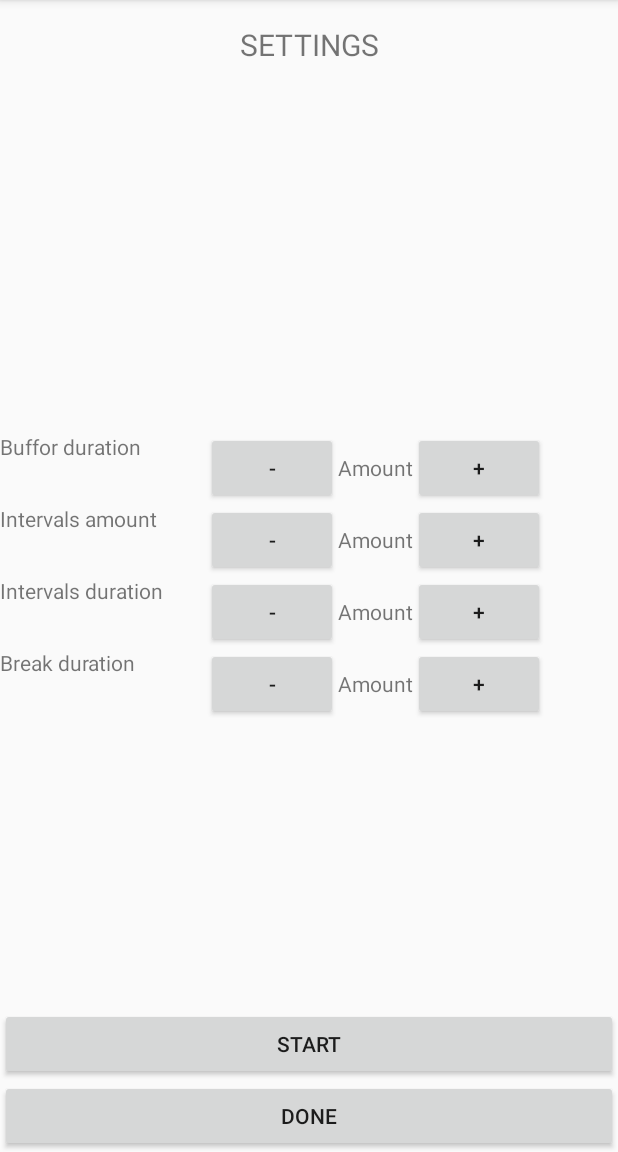
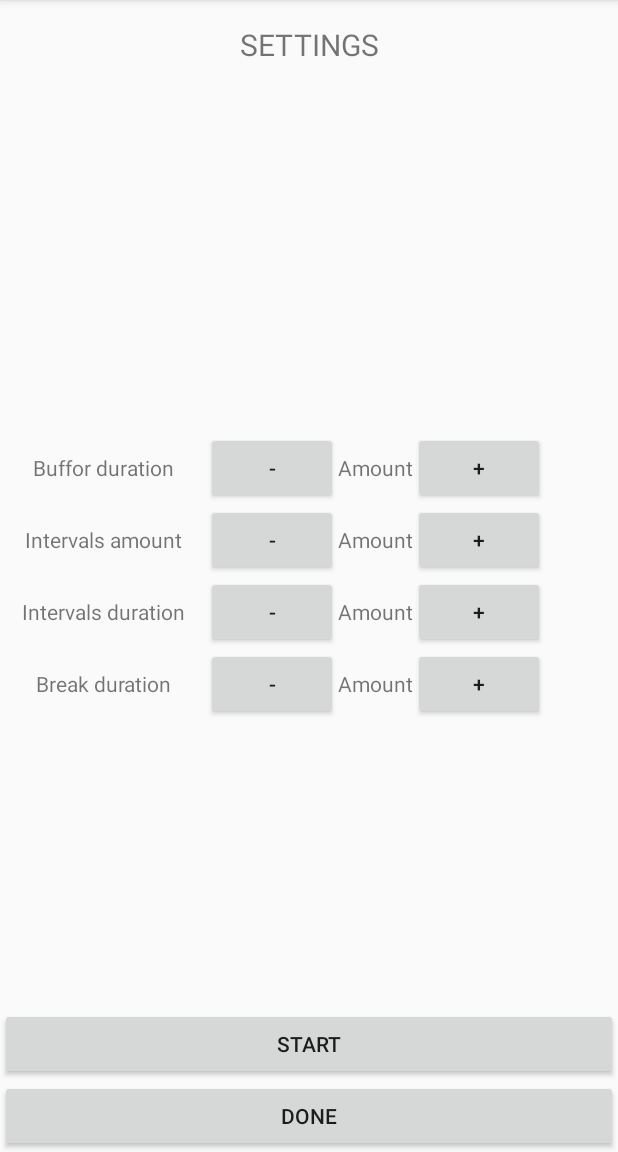
Before and after one commit to tpokora/boxingintervals, an Android app: the screen it shows after launch (MainActivity), after a tap on "SETTINGS", on a phone screen of 412 x 824 dp, the part 84-1236 px from its top. Run offline under Robolectric (Android 15) with nearby library versions, the phone set to English and light mode, and no system bars; 1 other tap on this screen came first.

Commit message:
SettingsFragment text orientation

```diff
--- a/app/src/main/res/layout/fragment_settings.xml
+++ b/app/src/main/res/layout/fragment_settings.xml
@@ -17,13 +17,14 @@
 
             <TextView
                 android:layout_width="match_parent"
-                android:layout_height="wrap_content"
+                android:layout_height="match_parent"
                 android:layout_weight="2"
+                android:gravity="center"
                 android:text="@string/settings_buffor_duration_string" />
 
             <LinearLayout
                 android:layout_width="match_parent"
-                android:layout_height="wrap_content"
+                android:layout_height="match_parent"
                 android:layout_weight="1">
 
                 <Button
@@ -33,7 +34,8 @@
 
                 <TextView
                     android:layout_width="wrap_content"
-                    android:layout_height="wrap_content"
+                    android:layout_height="match_parent"
+                    android:gravity="center"
                     android:text="@string/settings_value"/>
 
                 <Button
@@ -50,13 +52,14 @@
 
             <TextView
                 android:layout_width="match_parent"
-                android:layout_height="wrap_content"
+                android:layout_height="match_parent"
                 android:layout_weight="2"
+                android:gravity="center"
                 android:text="@string/settings_intervals_string" />
 
             <LinearLayout
                 android:layout_width="match_parent"
-                android:layout_height="wrap_content"
+                android:layout_height="match_parent"
                 android:layout_weight="1">
 
                 <Button
@@ -66,7 +69,8 @@
 
                 <TextView
                     android:layout_width="wrap_content"
-                    android:layout_height="wrap_content"
+                    android:layout_height="match_parent"
+                    android:gravity="center"
                     android:text="@string/settings_value"/>
 
                 <Button
@@ -83,13 +87,14 @@
 
             <TextView
                 android:layout_width="match_parent"
-                android:layout_height="wrap_content"
+                android:layout_height="match_parent"
                 android:layout_weight="2"
+                android:gravity="center"
                 android:text="@string/settings_intervals_duration_string" />
 
             <LinearLayout
                 android:layout_width="match_parent"
-                android:layout_height="wrap_content"
+                android:layout_height="match_parent"
                 android:layout_weight="1">
 
                 <Button
@@ -99,7 +104,8 @@
 
                 <TextView
                     android:layout_width="wrap_content"
-                    android:layout_height="wrap_content"
+                    android:layout_height="match_parent"
+                    android:gravity="center"
                     android:text="@string/settings_value"/>
 
                 <Button
@@ -117,13 +123,14 @@
 
             <TextView
                 android:layout_width="match_parent"
-                android:layout_height="wrap_content"
+                android:layout_height="match_parent"
                 android:layout_weight="2"
+                android:gravity="center"
                 android:text="@string/settings_break_duration_string" />
 
             <LinearLayout
                 android:layout_width="match_parent"
-                android:layout_height="wrap_content"
+                android:layout_height="match_parent"
                 android:layout_weight="1">
 
                 <Button
@@ -133,7 +140,8 @@
 
                 <TextView
                     android:layout_width="wrap_content"
-                    android:layout_height="wrap_content"
+                    android:layout_height="match_parent"
+                    android:gravity="center"
                     android:text="@string/settings_value"/>
 
                 <Button
```
